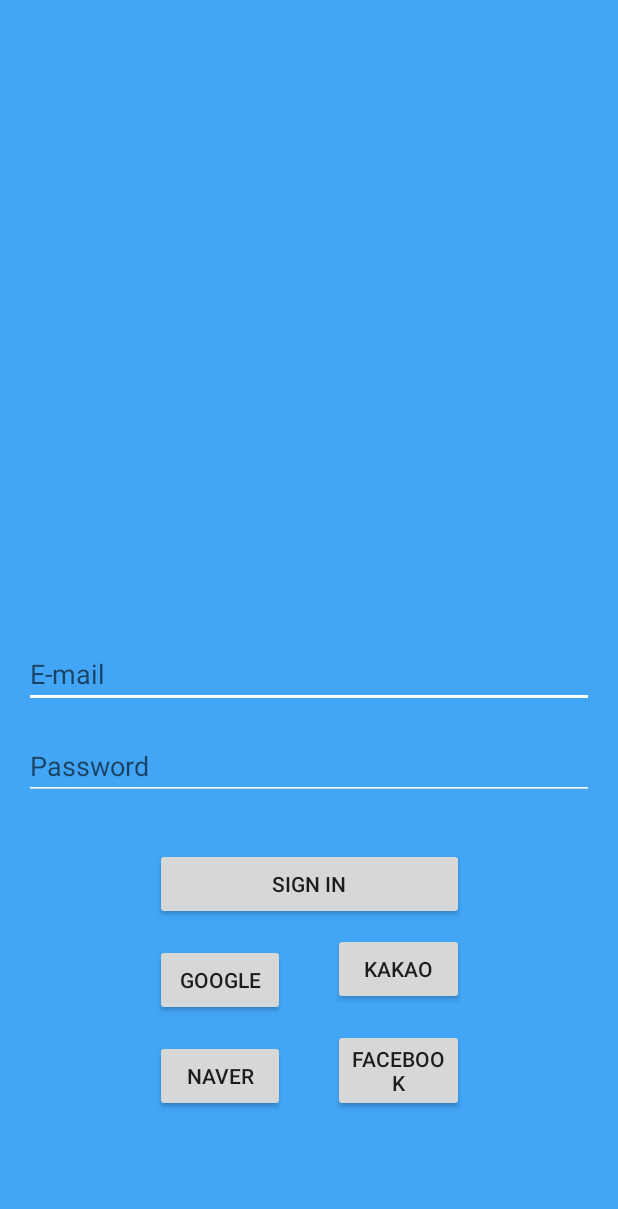
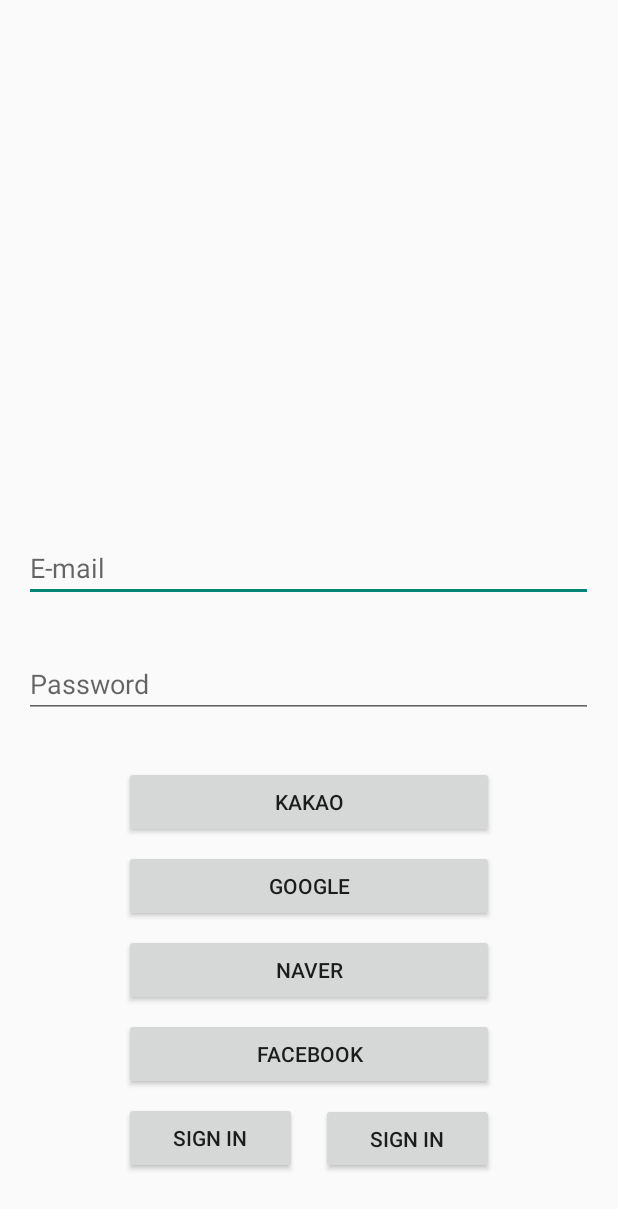
Before and after one commit to J-HM/App_PokusMe, an Android app: the screen it shows after launch (LoginActivity), on a phone screen of 412 x 824 dp. Shown: the top 1209 px of the screen. Run offline under Robolectric (Android 15) with nearby library versions, the phone set to English and light mode, and no system bars; our stand-ins replace Firebase (no records; nobody signed in at launch, a user with empty details on screens opened directly), navigation-ui.

```diff
--- a/app/src/main/AndroidManifest.xml
+++ b/app/src/main/AndroidManifest.xml
@@ -13,6 +13,7 @@
         android:theme="@style/AppTheme"
         tools:ignore="GoogleAppIndexingWarning">
         <activity android:name=".ui.login.LoginActivity"
+            android:windowSoftInputMode="adjustResize"
             android:theme="@style/Theme.AppCompat.Light.NoActionBar"/>
         <activity android:name=".MainActivity">
             <intent-filter>
--- a/app/src/main/java/com/jhm/android/app_pokusme/MainActivity.kt
+++ b/app/src/main/java/com/jhm/android/app_pokusme/MainActivity.kt
@@ -36,4 +36,5 @@ class MainActivity : AppCompatActivity() {
         startActivity(Intent(this, LoginActivity::class.java))
         finish()
     }
+
 }
--- a/app/src/main/res/layout/activity_login.xml
+++ b/app/src/main/res/layout/activity_login.xml
@@ -4,32 +4,41 @@
     xmlns:tools="http://schemas.android.com/tools"
     android:layout_width="match_parent"
     android:layout_height="match_parent"
-    android:background="@color/primaryColor"
     tools:context=".ui.login.LoginActivity">
 
     <EditText
-        android:backgroundTint="@android:color/white"
         android:id="@+id/edit_login_email"
-        android:layout_width="0dp"
+        android:layout_width="379dp"
         android:layout_height="wrap_content"
         android:layout_marginStart="16dp"
         android:layout_marginLeft="16dp"
         android:layout_marginEnd="16dp"
         android:layout_marginRight="16dp"
-        android:layout_marginBottom="16dp"
+        android:layout_marginBottom="32dp"
         android:autofillHints="emailAddress"
         android:ems="10"
         android:hint="@string/login_email"
         android:inputType="textEmailAddress"
         app:layout_constraintBottom_toTopOf="@+id/edit_login_password"
         app:layout_constraintEnd_toEndOf="parent"
+        app:layout_constraintHorizontal_bias="0.0"
         app:layout_constraintStart_toStartOf="parent"
         tools:targetApi="o" />
 
+    <Button
+        android:id="@+id/button_login_google"
+        android:layout_width="0dp"
+        android:layout_height="wrap_content"
+        android:layout_marginBottom="8dp"
+        android:text="@string/login_google"
+        app:layout_constraintBottom_toTopOf="@+id/button_login_naver"
+        app:layout_constraintEnd_toStartOf="@+id/guideline_right"
+        app:layout_constraintHorizontal_bias="0.0"
+        app:layout_constraintStart_toStartOf="@+id/guideline_left" />
+
     <EditText
-        android:backgroundTint="@android:color/white"
         android:id="@+id/edit_login_password"
-        android:layout_width="0dp"
+        android:layout_width="379dp"
         android:layout_height="wrap_content"
         android:layout_marginStart="16dp"
         android:layout_marginLeft="16dp"
@@ -40,93 +49,85 @@
         android:ems="10"
         android:hint="@string/login_password"
         android:inputType="textPassword"
-        app:layout_constraintBottom_toTopOf="@+id/button_login_signIn"
+        app:layout_constraintBottom_toTopOf="@+id/button_login_kakao"
         app:layout_constraintEnd_toEndOf="parent"
         app:layout_constraintHorizontal_bias="0.0"
         app:layout_constraintStart_toStartOf="parent"
         tools:targetApi="o" />
 
     <Button
-        android:id="@+id/button_login_google"
+        android:id="@+id/button_login_naver"
         android:layout_width="0dp"
         android:layout_height="wrap_content"
-        android:layout_marginEnd="16dp"
-        android:layout_marginRight="16dp"
-        android:layout_marginBottom="16dp"
-        android:text="@string/login_google"
-        app:layout_constraintBottom_toTopOf="@+id/button_login_naver"
-        app:layout_constraintEnd_toStartOf="@+id/guideline2"
-        app:layout_constraintStart_toStartOf="@+id/guideline4" />
+        android:layout_marginBottom="8dp"
+        android:text="@string/login_naver"
+        app:layout_constraintBottom_toTopOf="@+id/button_login_facebook"
+        app:layout_constraintEnd_toStartOf="@+id/guideline_right"
+        app:layout_constraintHorizontal_bias="0.0"
+        app:layout_constraintStart_toStartOf="@+id/guideline_left" />
 
     <Button
         android:id="@+id/button_login_kakao"
         android:layout_width="0dp"
         android:layout_height="wrap_content"
-        android:layout_marginStart="16dp"
-        android:layout_marginLeft="16dp"
-        android:layout_marginBottom="16dp"
+        android:layout_marginBottom="8dp"
         android:text="@string/login_kakao"
-        app:layout_constraintBottom_toTopOf="@+id/button_login_facebook"
-        app:layout_constraintEnd_toStartOf="@+id/guideline5"
-        app:layout_constraintStart_toStartOf="@+id/guideline2" />
-
-    <Button
-        android:id="@+id/button_login_naver"
-        android:layout_width="0dp"
-        android:layout_height="wrap_content"
-        android:layout_marginEnd="16dp"
-        android:layout_marginRight="16dp"
-        android:text="@string/login_naver"
-        app:layout_constraintBottom_toTopOf="@+id/guideline3"
-        app:layout_constraintEnd_toStartOf="@+id/guideline2"
-        app:layout_constraintStart_toStartOf="@+id/guideline4" />
+        app:layout_constraintBottom_toTopOf="@+id/button_login_google"
+        app:layout_constraintEnd_toStartOf="@+id/guideline_right"
+        app:layout_constraintHorizontal_bias="0.0"
+        app:layout_constraintStart_toStartOf="@+id/guideline_left" />
 
     <Button
         android:id="@+id/button_login_facebook"
         android:layout_width="0dp"
         android:layout_height="wrap_content"
-        android:layout_marginStart="16dp"
-        android:layout_marginLeft="16dp"
+        android:layout_marginBottom="8dp"
         android:text="@string/login_facebook"
+        app:layout_constraintBottom_toTopOf="@+id/button_login_signIn"
+        app:layout_constraintEnd_toStartOf="@+id/guideline_right"
+        app:layout_constraintHorizontal_bias="0.0"
+        app:layout_constraintStart_toStartOf="@+id/guideline_left" />
+
+    <Button
+        android:id="@+id/button_login_signIn"
+        android:layout_width="0dp"
+        android:layout_height="wrap_content"
+        android:layout_marginEnd="8dp"
+        android:layout_marginRight="8dp"
+        android:text="@string/login_signIn"
         app:layout_constraintBottom_toTopOf="@+id/guideline3"
-        app:layout_constraintEnd_toStartOf="@+id/guideline5"
-        app:layout_constraintStart_toStartOf="@+id/guideline2" />
+        app:layout_constraintEnd_toStartOf="@+id/button_login_signUp"
+        app:layout_constraintStart_toStartOf="@+id/guideline_left" />
+
+    <Button
+        android:id="@+id/button_login_signUp"
+        android:layout_width="0dp"
+        android:layout_height="47dp"
+        android:layout_marginStart="8dp"
+        android:layout_marginLeft="8dp"
+        android:text="@string/login_signIn"
+        app:layout_constraintBottom_toTopOf="@+id/guideline3"
+        app:layout_constraintEnd_toStartOf="@+id/guideline_right"
+        app:layout_constraintStart_toEndOf="@+id/button_login_signIn" />
 
     <androidx.constraintlayout.widget.Guideline
-        android:id="@+id/guideline2"
+        android:id="@+id/guideline_left"
         android:layout_width="wrap_content"
         android:layout_height="wrap_content"
         android:orientation="vertical"
-        app:layout_constraintGuide_percent="0.5" />
+        app:layout_constraintGuide_percent="0.2" />
 
     <androidx.constraintlayout.widget.Guideline
-        android:id="@+id/guideline4"
+        android:id="@+id/guideline_right"
         android:layout_width="wrap_content"
         android:layout_height="wrap_content"
         android:orientation="vertical"
-        app:layout_constraintGuide_percent="0.25" />
-
-    <androidx.constraintlayout.widget.Guideline
-        android:id="@+id/guideline5"
-        android:layout_width="wrap_content"
-        android:layout_height="wrap_content"
-        android:orientation="vertical"
-        app:layout_constraintGuide_percent="0.75" />
+        app:layout_constraintGuide_percent="0.8" />
 
     <androidx.constraintlayout.widget.Guideline
         android:id="@+id/guideline3"
         android:layout_width="wrap_content"
         android:layout_height="wrap_content"
         android:orientation="horizontal"
-        app:layout_constraintGuide_percent="0.9" />
-
-    <Button
-        android:id="@+id/button_login_signIn"
-        android:layout_width="0dp"
-        android:layout_height="wrap_content"
-        android:layout_marginBottom="16dp"
-        android:text="@string/login_signIn"
-        app:layout_constraintBottom_toTopOf="@+id/button_login_google"
-        app:layout_constraintEnd_toStartOf="@+id/guideline5"
-        app:layout_constraintStart_toStartOf="@+id/guideline4" />
+        app:layout_constraintGuide_percent="0.95" />
 </androidx.constraintlayout.widget.ConstraintLayout>
```
